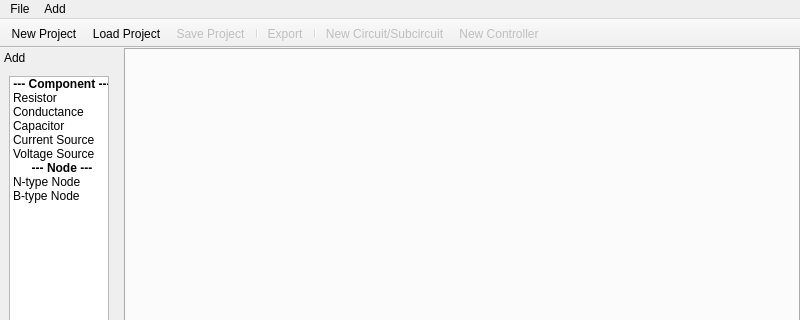
This is forms/mainwindow.ui in fehermGF0FD8/CircuitSimGUI as Qt 5 draws it before an edit; both pictures show x 0 to 800 and y 0 to 320 of the 800 by 600 pixel window. The edited form follows.
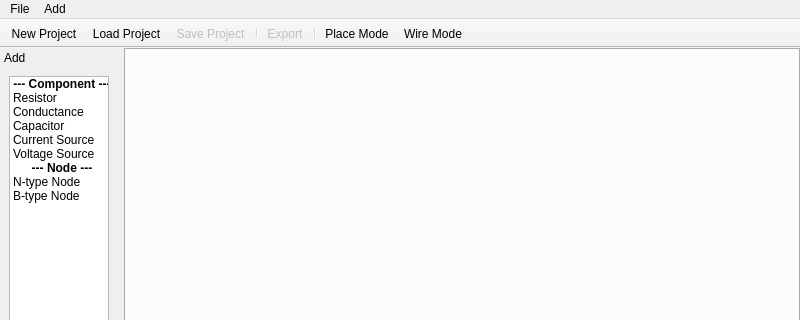
This is the edited form.

Commit message: syncUiState: Place Mode, Wire Mode

The edit to the form file:
```diff
--- a/forms/mainwindow.ui
+++ b/forms/mainwindow.ui
@@ -143,8 +143,8 @@
    <addaction name="separator"/>
    <addaction name="exportProject"/>
    <addaction name="separator"/>
-   <addaction name="newCircuitOrSubcircuit"/>
-   <addaction name="newController"/>
+   <addaction name="placeMode"/>
+   <addaction name="wireMode"/>
   </widget>
   <widget class="QDockWidget" name="dockWidget">
    <property name="sizePolicy">
@@ -303,6 +303,28 @@
     <string>New Controller</string>
    </property>
   </action>
+  <action name="placeMode">
+   <property name="checkable">
+    <bool>true</bool>
+   </property>
+   <property name="text">
+    <string>Place Mode</string>
+   </property>
+   <property name="menuRole">
+    <enum>QAction::MenuRole::NoRole</enum>
+   </property>
+  </action>
+  <action name="wireMode">
+   <property name="checkable">
+    <bool>true</bool>
+   </property>
+   <property name="text">
+    <string>Wire Mode</string>
+   </property>
+   <property name="menuRole">
+    <enum>QAction::MenuRole::NoRole</enum>
+   </property>
+  </action>
  </widget>
  <resources/>
  <connections/>
```
The commit also changes 4 other files.
